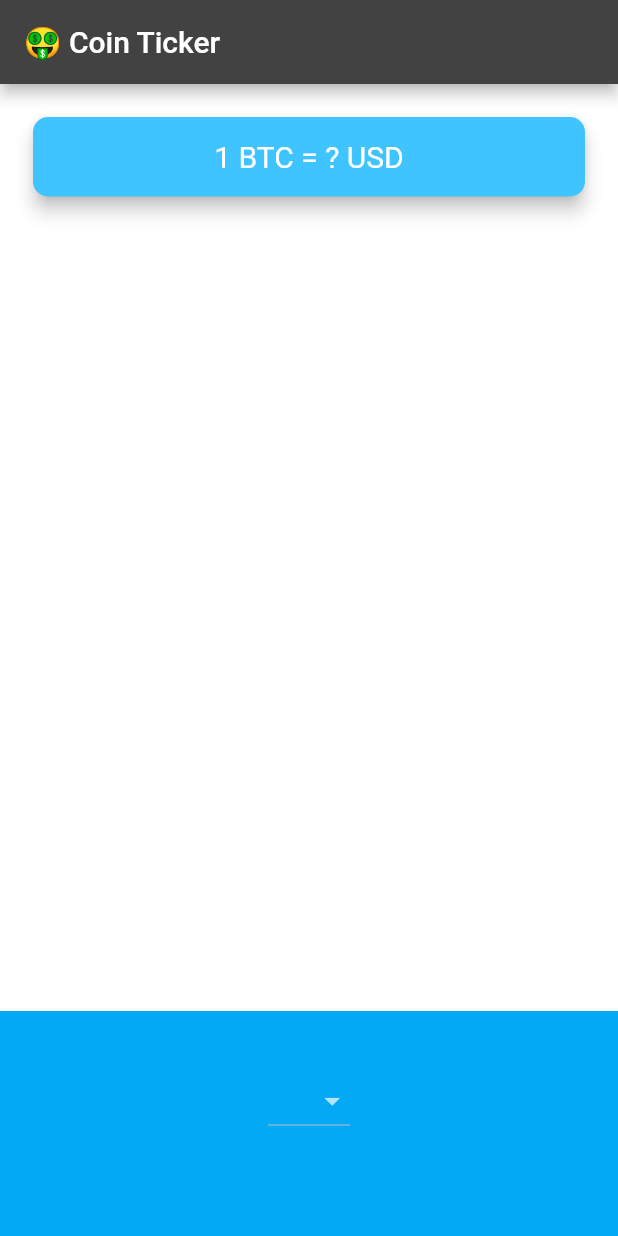
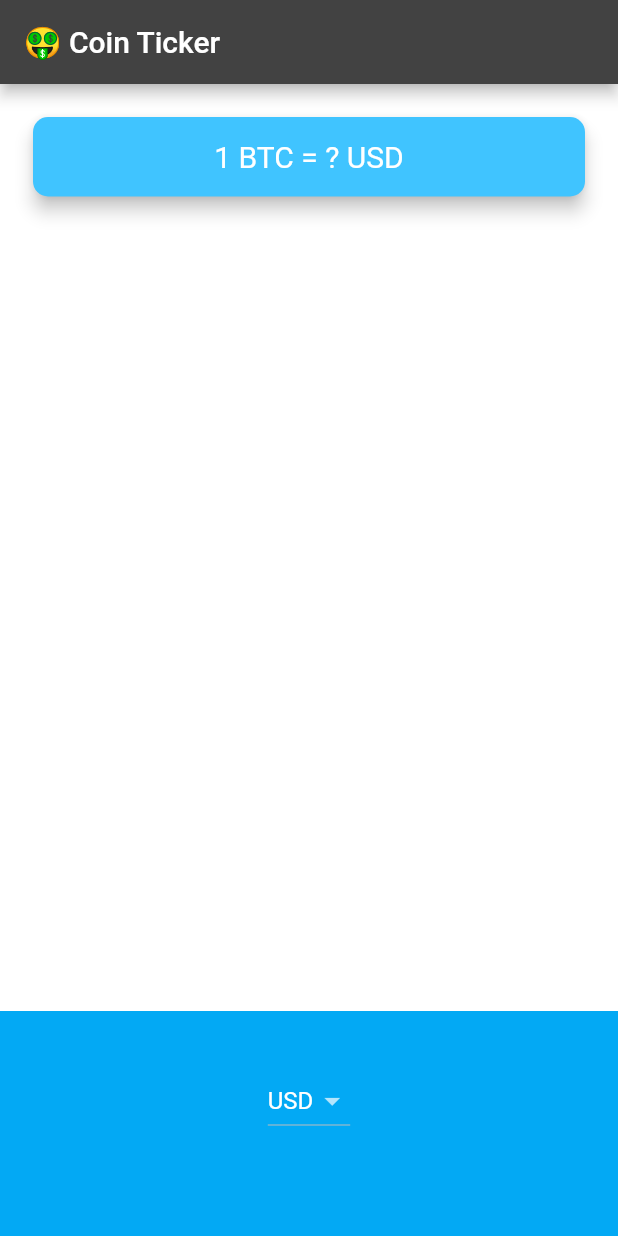
Before and after one commit to csk111165/BitCoinApp, a Flutter app: the screen it shows after launch, on a phone screen of 412 x 824 dp. Run offline on Flutter 3.47's test engine with Material 2 defaults, Android fonts, the phone set to English and light mode, and no system bars.

Commit message:
Updating the dropdown label with the value selected

```diff
--- a/lib/price_screen.dart
+++ b/lib/price_screen.dart
@@ -6,6 +6,8 @@ class PriceScreen extends StatefulWidget {
 }
 
 class _PriceScreenState extends State<PriceScreen> {
+  String? selectedCurrency = 'USD';
+
   @override
   Widget build(BuildContext context) {
     return Scaffold(
@@ -43,6 +45,8 @@ class _PriceScreenState extends State<PriceScreen> {
             padding: EdgeInsets.only(bottom: 30.0),
             color: Colors.lightBlue,
             child: DropdownButton<String>(
+              value:
+                  selectedCurrency, // this is to show the first item on the dropdown , by default it will be empty
               items: [
                 DropdownMenuItem(
                   child: Text('USD'),
@@ -58,7 +62,9 @@ class _PriceScreenState extends State<PriceScreen> {
                 ),
               ],
               onChanged: (value) {
-                print(value);
+                setState(() {
+                  selectedCurrency = value;
+                });
               },
             ),
           ),
```
